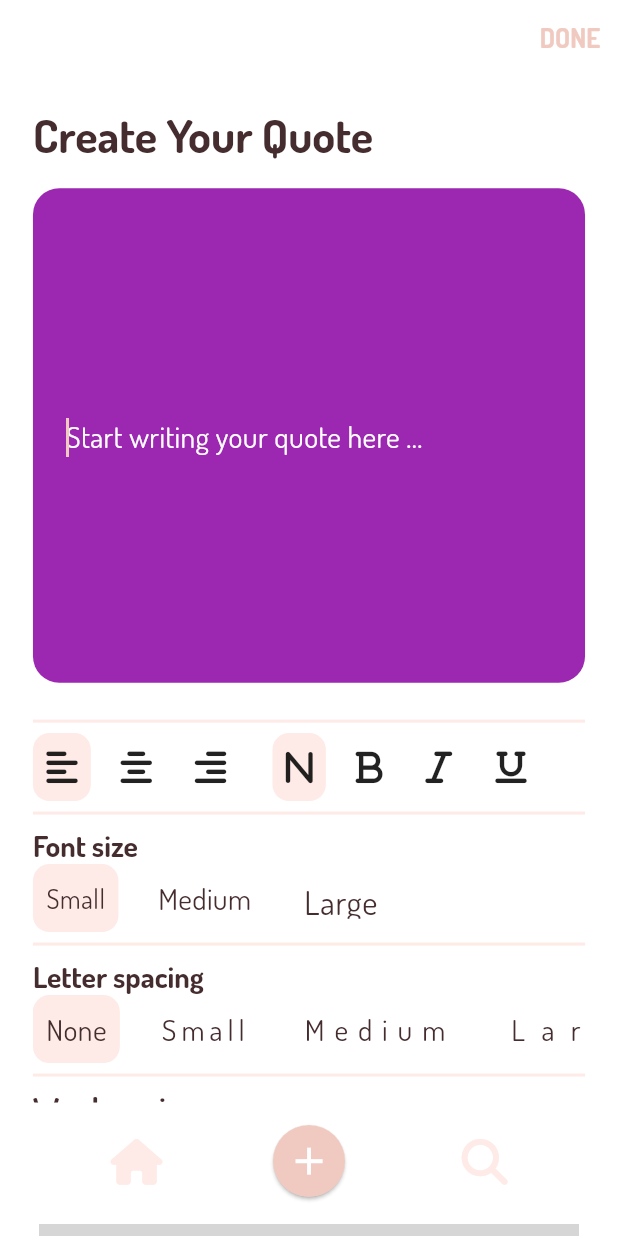
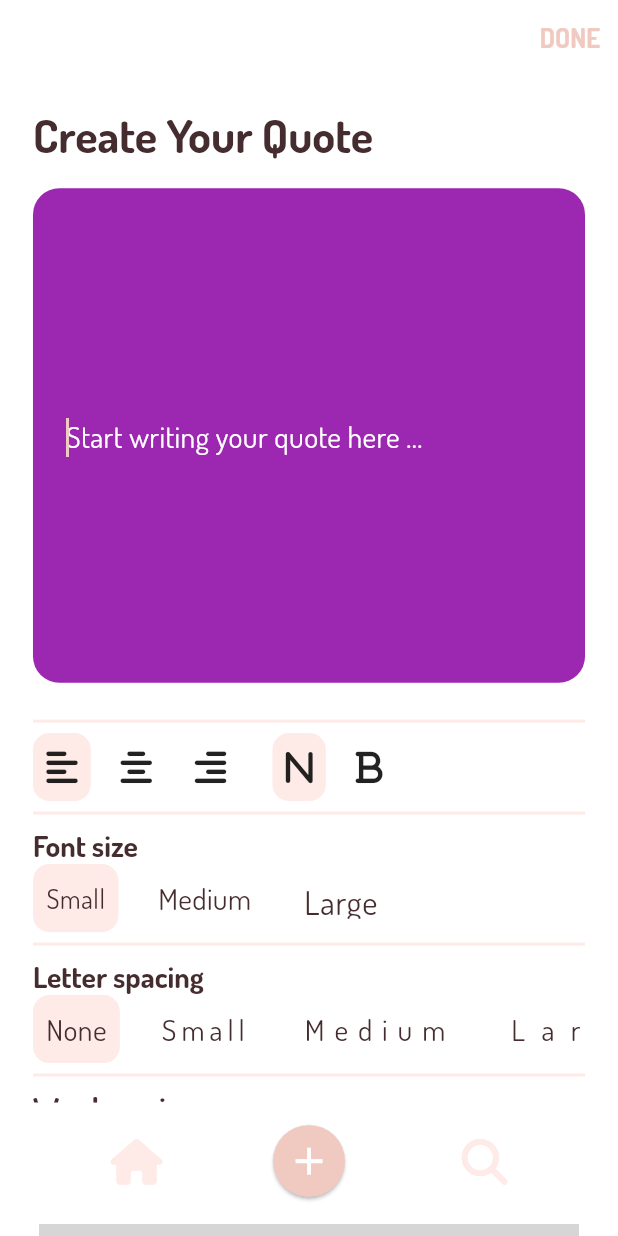
Before and after one commit to AndreiFlorea04/quote-generator, a Flutter app: the CreateQuoteScreen screen opened by its route, on a phone screen of 412 x 824 dp. Run offline on Flutter 3.47's test engine with Material 2 defaults, Android fonts, the phone set to English and light mode, and no system bars; our stand-ins replace flutter_riverpod, flutter_screenutil, font_awesome_flutter, go_router; missing offline and left inert: flex_color_picker; grey boxes are pictures that could not be loaded.

Commit message:
Selectable List Item

```diff
--- a/lib/presentation/presentation.dart
+++ b/lib/presentation/presentation.dart
@@ -2,4 +2,3 @@ export 'providers/providers.dart';
 export 'widgets/widgets.dart';
 export 'theme/theme.dart';
 export 'screens/screens.dart';
-export 'translations/translations.dart';
--- a/lib/presentation/widgets/create_quote_screen_widgets/settings_item.dart
+++ b/lib/presentation/widgets/create_quote_screen_widgets/settings_item.dart
@@ -6,7 +6,7 @@ class TextSettingItemContainer extends StatelessWidget {
     Key? key,
     required this.child,
     this.onTap,
-    required this.isSelected,
+    this.isSelected = false,
   }) : super(key: key);
 
   final Widget child;
--- a/lib/presentation/widgets/create_quote_screen_widgets/text_align_selector.dart
+++ b/lib/presentation/widgets/create_quote_screen_widgets/text_align_selector.dart
@@ -6,7 +6,7 @@ import 'package:quote_generator/presentation/theme/dimensions.dart';
 import 'package:quote_generator/presentation/widgets/widgets.dart';
 
 class TextAlignSelector extends ConsumerStatefulWidget {
-  const TextAlignSelector({super.key});
+  const TextAlignSelector({Key? key}) : super(key: key);
 
   @override
   ConsumerState<ConsumerStatefulWidget> createState() =>
@@ -14,12 +14,16 @@ class TextAlignSelector extends ConsumerStatefulWidget {
 }
 
 class _TextAlignSelectorState extends ConsumerState<TextAlignSelector> {
-  int _isSelected = 0;
-
   final _textAlignListIcons = const [
-    FontAwesomeIcons.alignLeft,
-    FontAwesomeIcons.alignCenter,
-    FontAwesomeIcons.alignRight,
+    TextAlignDisplayIcon(
+      icon: FontAwesomeIcons.alignLeft,
+    ),
+    TextAlignDisplayIcon(
+      icon: FontAwesomeIcons.alignCenter,
+    ),
+    TextAlignDisplayIcon(
+      icon: FontAwesomeIcons.alignRight,
+    ),
   ];
 
   TextAlign _selectedTextAlign(int index) {
@@ -31,18 +35,23 @@ class _TextAlignSelectorState extends ConsumerState<TextAlignSelector> {
     return textAlignList[index];
   }
 
+  int _selectedIndex = 0;
+
   @override
   Widget build(BuildContext context) {
     return SizedBox(
       height: Dimensions.kQuoteTextSettingHeight,
       child: Row(
         children: [
-          ListView.separated(
+          SizedBox(
+            height: Dimensions.kQuoteTextSettingHeight,
+            child: ListView.separated(
               scrollDirection: Axis.horizontal,
               itemCount: _textAlignListIcons.length,
               shrinkWrap: true,
               itemBuilder: (ctx, index) {
-              final textAlignIcon = _textAlignListIcons[index];
+                final icon = _textAlignListIcons[index];
+                final isSelected = index == _selectedIndex;
 
                 return TextSettingItemContainer(
                   onTap: () {
@@ -50,21 +59,20 @@ class _TextAlignSelectorState extends ConsumerState<TextAlignSelector> {
                         .read(textSettingsProvider.notifier)
                         .setAlign(_selectedTextAlign(index));
                     setState(() {
-                    _isSelected = index;
+                      _selectedIndex = index;
                     });
                   },
-                isSelected: _isSelected == index,
-                child: TextAlignDisplayIcon(
-                  icon: textAlignIcon,
-                ),
+                  isSelected: isSelected,
+                  child: icon,
                 );
               },
-            separatorBuilder: (BuildContext context, int index) {
+              separatorBuilder: (ctx, index) {
                 return Dimensions.kHorizontalSpaceSmall;
               },
             ),
+          ),
           Dimensions.kHorizontalSpaceLarge,
-          const TextStyleSelector()
+          const TextStyleSelector(),
         ],
       ),
     );
--- a/lib/presentation/widgets/create_quote_screen_widgets/text_style_selector.dart
+++ b/lib/presentation/widgets/create_quote_screen_widgets/text_style_selector.dart
@@ -2,11 +2,13 @@ import 'package:flutter/material.dart';
 import 'package:flutter_riverpod/flutter_riverpod.dart';
 import 'package:font_awesome_flutter/font_awesome_flutter.dart';
 import 'package:quote_generator/presentation/providers/text_settings_provider.dart';
-import 'package:quote_generator/presentation/theme/theme.dart';
-import 'package:quote_generator/presentation/widgets/widgets.dart';
+import 'package:quote_generator/presentation/theme/dimensions.dart';
+import 'package:quote_generator/presentation/widgets/create_quote_screen_widgets/settings_item.dart';
 
 class TextStyleSelector extends ConsumerStatefulWidget {
-  const TextStyleSelector({super.key});
+  const TextStyleSelector({
+    Key? key,
+  }) : super(key: key);
 
   @override
   ConsumerState<ConsumerStatefulWidget> createState() =>
@@ -14,20 +16,9 @@ class TextStyleSelector extends ConsumerStatefulWidget {
 }
 
 class _TextStyleSelectorState extends ConsumerState<TextStyleSelector> {
-  int _isSelected = 0;
   final _textStyleIcons = const [
-    FaIcon(
-      FontAwesomeIcons.n,
-    ),
-    FaIcon(
-      FontAwesomeIcons.bold,
-    ),
-    FaIcon(
-      FontAwesomeIcons.italic,
-    ),
-    FaIcon(
-      FontAwesomeIcons.underline,
-    ),
+    FaIcon(FontAwesomeIcons.n),
+    FaIcon(FontAwesomeIcons.bold),
   ];
 
   FontWeight _selectedFontWeight(int index) {
@@ -38,6 +29,8 @@ class _TextStyleSelectorState extends ConsumerState<TextStyleSelector> {
     return fontWeightList[index];
   }
 
+  int _selectedIndex = 0;
+
   @override
   Widget build(BuildContext context) {
     return SizedBox(
@@ -47,25 +40,19 @@ class _TextStyleSelectorState extends ConsumerState<TextStyleSelector> {
         itemCount: _textStyleIcons.length,
         shrinkWrap: true,
         itemBuilder: (ctx, index) {
-          final icon = _textStyleIcons[index];
+          final textStyleIcon = _textStyleIcons[index];
+          final isSelected = index == _selectedIndex;
           return TextSettingItemContainer(
             onTap: () {
-              if (index < 2) {
-                ref
-                    .read(textSettingsProvider.notifier)
-                    .setFontWeight(_selectedFontWeight(index));
-              }
-              if (index == 2) {
-                ref
-                    .read(textSettingsProvider.notifier)
-                    .setFontStyle(FontStyle.italic);
-              }
+              ref
+                  .read(textSettingsProvider.notifier)
+                  .setFontWeight(_selectedFontWeight(index));
               setState(() {
-                _isSelected = index;
+                _selectedIndex = index;
               });
             },
-            isSelected: _isSelected == index,
-            child: icon,
+            isSelected: isSelected,
+            child: textStyleIcon,
           );
         },
         separatorBuilder: (ctx, index) {
```
Also changed, not shown: lib/presentation/providers/create_quote_provider.dart (+5 -9 lines). Lines whose indentation alone changed are shown as unchanged.
